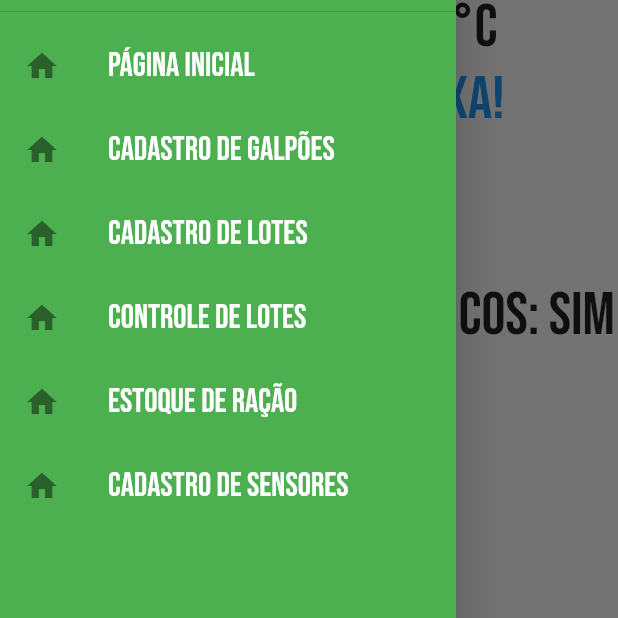
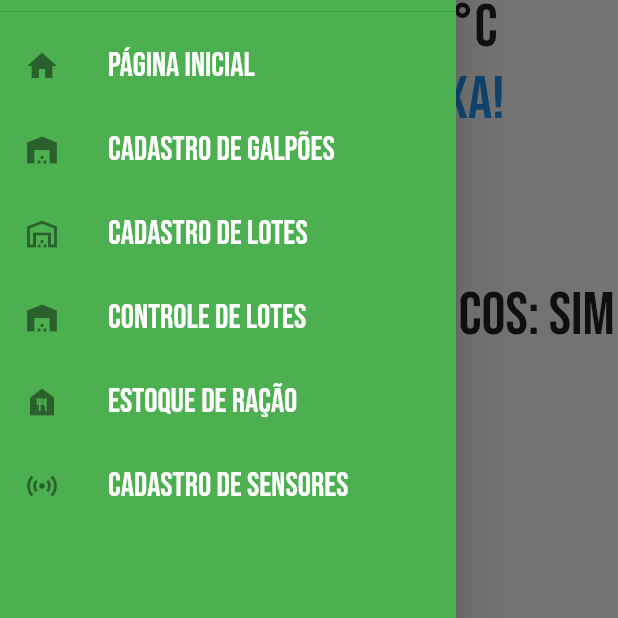
Before and after one commit to IsaiasBrazil/avicultor, a Flutter app: the screen it shows after launch, with the side drawer open, on a phone screen of 412 x 824 dp, the part 230-848 px from its top. Run offline on Flutter 3.47's test engine with Material 2 defaults, Android fonts, the phone set to English and light mode, and no system bars.

Commit message:
Ícones do menu lateral (sidebar) alterados

```diff
--- a/lib/widget_drawer.dart
+++ b/lib/widget_drawer.dart
@@ -37,6 +37,7 @@ class MenuLateral extends StatelessWidget {
           ),
           ListTileCustom(
             nome: 'Cadastro de galpões',
+            icone: Icons.warehouse,
             onTap: () {
               Navigator.push(
                   context,
@@ -46,6 +47,7 @@ class MenuLateral extends StatelessWidget {
           ),
           ListTileCustom(
             nome: 'Cadastro de Lotes',
+            icone: Icons.warehouse_outlined,
             onTap: () {
               Navigator.push(context,
                   MaterialPageRoute(builder: (context) => TelaCadastroLote()));
@@ -53,6 +55,7 @@ class MenuLateral extends StatelessWidget {
           ),
           ListTileCustom(
             nome: 'Controle de Lotes',
+            icone: Icons.warehouse_sharp,
             onTap: () {
               Navigator.push(
                   context,
@@ -62,6 +65,7 @@ class MenuLateral extends StatelessWidget {
           ),
           ListTileCustom(
             nome: 'Estoque de Ração',
+            icone: Icons.food_bank,
             onTap: () {
               Navigator.push(
                   context,
@@ -71,6 +75,7 @@ class MenuLateral extends StatelessWidget {
           ),
           ListTileCustom(
             nome: 'Cadastro de Sensores',
+            icone: Icons.sensors,
             onTap: () {
               Navigator.push(
                   context,
```
Also changed, not shown: pubspec.lock.
